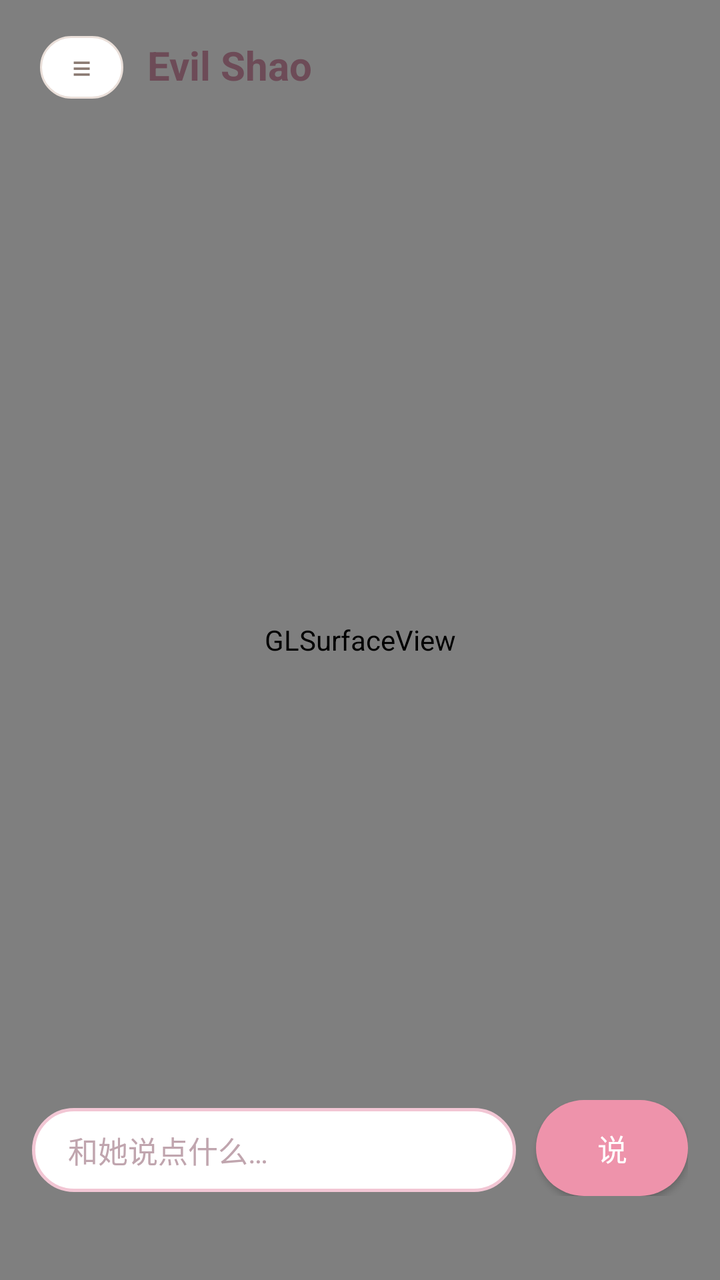
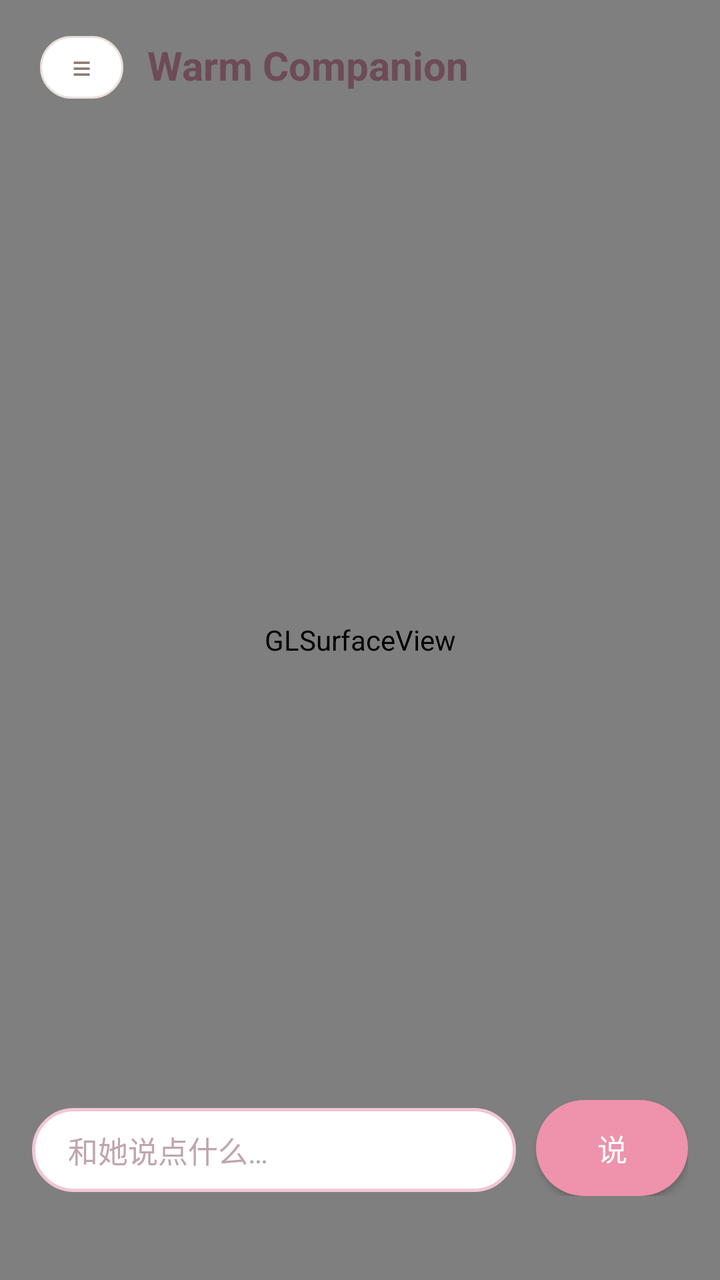

An Android layout rendered at two revisions. The XML below is the earlier revision; the diff shows what the commit changed to produce the second picture.
<!-- AndroidManifest.xml: application theme AppTheme -->
<!-- res/layout/activity_main.xml -->
<?xml version="1.0" encoding="utf-8"?>
<FrameLayout xmlns:android="http://schemas.android.com/apk/res/android"
    android:layout_width="match_parent"
    android:layout_height="match_parent"
    android:background="#FDEAF0">

    
    <android.opengl.GLSurfaceView
        android:id="@+id/gl"
        android:layout_width="match_parent"
        android:layout_height="match_parent" />

    
    <TextView
        android:id="@+id/bubble"
        android:layout_width="wrap_content"
        android:layout_height="wrap_content"
        android:layout_gravity="top|center_horizontal"
        android:layout_marginTop="62dp"
        android:background="@drawable/bubble_bg"
        android:elevation="3dp"
        android:maxWidth="280dp"
        android:paddingStart="18dp"
        android:paddingTop="12dp"
        android:paddingEnd="18dp"
        android:paddingBottom="12dp"
        android:textColor="#463A3E"
        android:textSize="15sp"
        android:visibility="gone" />

    
    <LinearLayout
        android:id="@+id/inputBar"
        android:layout_width="match_parent"
        android:layout_height="wrap_content"
        android:layout_gravity="bottom"
        android:layout_marginStart="16dp"
        android:layout_marginEnd="16dp"
        android:layout_marginBottom="42dp"
        android:elevation="2dp"
        android:orientation="horizontal">

        <EditText
            android:id="@+id/input"
            android:layout_width="0dp"
            android:layout_height="wrap_content"
            android:layout_weight="1"
            android:background="@drawable/input_bg"
            android:hint="@string/hint"
            android:imeOptions="actionSend|flagNoExtractUi"
            android:inputType="text"
            android:maxLines="1"
            android:singleLine="true"
            android:textColor="#4A3F43"
            android:textColorHint="#C0A5AE"
            android:textSize="15sp" />

        <Button
            android:id="@+id/send"
            android:layout_width="wrap_content"
            android:layout_height="wrap_content"
            android:layout_marginStart="10dp"
            android:background="@drawable/button_bg"
            android:backgroundTint="#EE93AB"
            android:minWidth="76dp"
            android:text="@string/send"
            android:textColor="#FFFFFF"
            android:textSize="15sp" />
    </LinearLayout>

    
    <View
        android:id="@+id/scrim"
        android:layout_width="match_parent"
        android:layout_height="match_parent"
        android:background="#2A000000"
        android:visibility="gone" />

    
    <LinearLayout
        android:layout_width="match_parent"
        android:layout_height="wrap_content"
        android:layout_gravity="top"
        android:layout_marginStart="20dp"
        android:layout_marginTop="18dp"
        android:layout_marginEnd="20dp"
        android:elevation="4dp"
        android:orientation="horizontal">

        <TextView
            android:id="@+id/menu"
            android:layout_width="wrap_content"
            android:layout_height="wrap_content"
            android:layout_marginEnd="12dp"
            android:background="@drawable/pill_bg"
            android:paddingStart="16dp"
            android:paddingTop="4dp"
            android:paddingEnd="16dp"
            android:paddingBottom="4dp"
            android:text="@string/menu"
            android:textColor="#8A7A72"
            android:textSize="17sp" />

        <TextView
            android:id="@+id/title"
            android:layout_width="0dp"
            android:layout_height="wrap_content"
            android:layout_weight="1"
            android:text="@string/app_name"
            android:textColor="#6D4B57"
            android:textSize="20sp"
            android:textStyle="bold" />
    </LinearLayout>

    
    <LinearLayout
        android:id="@+id/menuPanel"
        android:layout_width="172dp"
        android:layout_height="wrap_content"
        android:layout_gravity="top|start"
        android:layout_marginStart="20dp"
        android:layout_marginTop="62dp"
        android:background="@drawable/menu_bg"
        android:elevation="14dp"
        android:orientation="vertical"
        android:paddingTop="14dp"
        android:paddingBottom="4dp"
        android:visibility="gone">

        <TextView
            android:layout_width="match_parent"
            android:layout_height="wrap_content"
            android:gravity="start"
            android:letterSpacing="0.20"
            android:paddingStart="22dp"
            android:paddingEnd="22dp"
            android:paddingBottom="10dp"
            android:text="@string/menu_title"
            android:textColor="#BCAFA8"
            android:textSize="9sp" />

        <TextView
            android:id="@+id/item_record"
            style="@style/MenuRow"
            android:text="@string/record" />

        <TextView
            android:id="@+id/item_learn"
            style="@style/MenuRow"
            android:text="@string/learn" />

        <TextView
            android:id="@+id/item_self"
            style="@style/MenuRow"
            android:text="@string/menu_self" />

        <TextView
            android:id="@+id/item_name"
            style="@style/MenuRow"
            android:text="@string/menu_name" />

        <TextView
            android:id="@+id/item_ai"
            style="@style/MenuRow"
            android:text="@string/menu_ai" />

        <View
            android:layout_width="match_parent"
            android:layout_height="1dp"
            android:layout_marginStart="22dp"
            android:layout_marginTop="4dp"
            android:layout_marginEnd="22dp"
            android:layout_marginBottom="2dp"
            android:background="#F0E9E4" />

        <TextView
            android:id="@+id/item_ime"
            style="@style/MenuRow"
            android:text="@string/menu_ime" />

        <TextView
            android:id="@+id/item_about"
            style="@style/MenuRow"
            android:text="@string/menu_about" />

        <TextView
            android:id="@+id/item_close"
            style="@style/MenuRow"
            android:text="@string/menu_close"
            android:textColor="#9C8C84"
            android:textSize="13sp" />
    </LinearLayout>
</FrameLayout>
<!-- resources referenced by this layout -->
<resources>
  <!-- drawable bubble_bg (drawable) -->
  <?xml version="1.0" encoding="utf-8"?>
  <shape xmlns:android="http://schemas.android.com/apk/res/android"
      android:shape="rectangle">
      <solid android:color="#FFFDFD" />
      <corners android:radius="18dp" />
      <stroke
          android:width="1.5dp"
          android:color="#F0B6C7" />
  </shape>
  <!-- drawable button_bg (drawable) -->
  <?xml version="1.0" encoding="utf-8"?>
  <shape xmlns:android="http://schemas.android.com/apk/res/android"
      android:shape="rectangle">
      <solid android:color="#FFFFFF" />
      <corners android:radius="24dp" />
  </shape>
  <!-- drawable input_bg (drawable) -->
  <?xml version="1.0" encoding="utf-8"?>
  <shape xmlns:android="http://schemas.android.com/apk/res/android"
      android:shape="rectangle">
      <solid android:color="#FFFFFF" />
      <corners android:radius="24dp" />
      <stroke
          android:width="1.5dp"
          android:color="#F2C6D4" />
      <padding
          android:left="18dp"
          android:top="10dp"
          android:right="18dp"
          android:bottom="10dp" />
  </shape>
  <!-- drawable menu_bg (drawable) -->
  <?xml version="1.0" encoding="utf-8"?>
  <shape xmlns:android="http://schemas.android.com/apk/res/android"
      android:shape="rectangle">
      <solid android:color="#FFFDFC" />
      <corners android:radius="22dp" />
      <stroke
          android:width="1dp"
          android:color="#F2EAE4" />
  </shape>
  <!-- drawable pill_bg (drawable) -->
  <?xml version="1.0" encoding="utf-8"?>
  <shape xmlns:android="http://schemas.android.com/apk/res/android"
      android:shape="rectangle">
      <solid android:color="#FFFFFF" />
      <corners android:radius="20dp" />
      <stroke
          android:width="1dp"
          android:color="#EADFD9" />
  </shape>
  <string name="app_name">Evil Shao</string>
  <string name="hint">和她说点什么…</string>
  <string name="learn">学习</string>
  <string name="menu">≡</string>
  <string name="menu_about">关于</string>
  <string name="menu_ai">AI</string>
  <string name="menu_close">收起</string>
  <string name="menu_ime">输入法</string>
  <string name="menu_name">名字</string>
  <string name="menu_self">本人模式</string>
  <string name="menu_title">EVIL SHAO</string>
  <string name="record">聊天记录</string>
  <string name="send">说</string>
  <style name="MenuRow">
          <item name="android:layout_width">match_parent</item>
          <item name="android:layout_height">wrap_content</item>
          <item name="android:background">?android:attr/selectableItemBackground</item>
          <item name="android:gravity">start|center_vertical</item>
          <item name="android:paddingStart">22dp</item>
          <item name="android:paddingTop">12dp</item>
          <item name="android:paddingEnd">22dp</item>
          <item name="android:paddingBottom">12dp</item>
          <item name="android:textColor">#413A36</item>
          <item name="android:textSize">15sp</item>
      </style>
  <style name="AppTheme" parent="@android:style/Theme.Material.Light.NoActionBar">
          <item name="android:windowBackground">@android:color/white</item>
          <item name="android:statusBarColor">#FDEAF0</item>
          <item name="android:navigationBarColor">#FDEAF0</item>
      </style>
</resources>

<!-- the commit's change to res/layout/activity_main.xml (unified diff, before → after) -->
@@ -155,6 +155,11 @@
             android:text="@string/menu_self" />
 
         <TextView
+            android:id="@+id/item_character"
+            style="@style/MenuRow"
+            android:text="@string/menu_character" />
+
+        <TextView
             android:id="@+id/item_name"
             style="@style/MenuRow"
             android:text="@string/menu_name" />
<!-- resource entries referenced after the edit -->
@@ -52,17 +52,18 @@
           android:width="1dp"
           android:color="#EADFD9" />
   </shape>
-  <string name="app_name">Evil Shao</string>
+  <string name="app_name">Warm Companion</string>
   <string name="hint">和她说点什么…</string>
   <string name="learn">学习</string>
   <string name="menu">≡</string>
   <string name="menu_about">关于</string>
   <string name="menu_ai">AI</string>
+  <string name="menu_character">人物</string>
   <string name="menu_close">收起</string>
   <string name="menu_ime">输入法</string>
   <string name="menu_name">名字</string>
   <string name="menu_self">本人模式</string>
-  <string name="menu_title">EVIL SHAO</string>
+  <string name="menu_title">WARM COMPANION</string>
   <string name="record">聊天记录</string>
   <string name="send">说</string>
   <style name="MenuRow">
